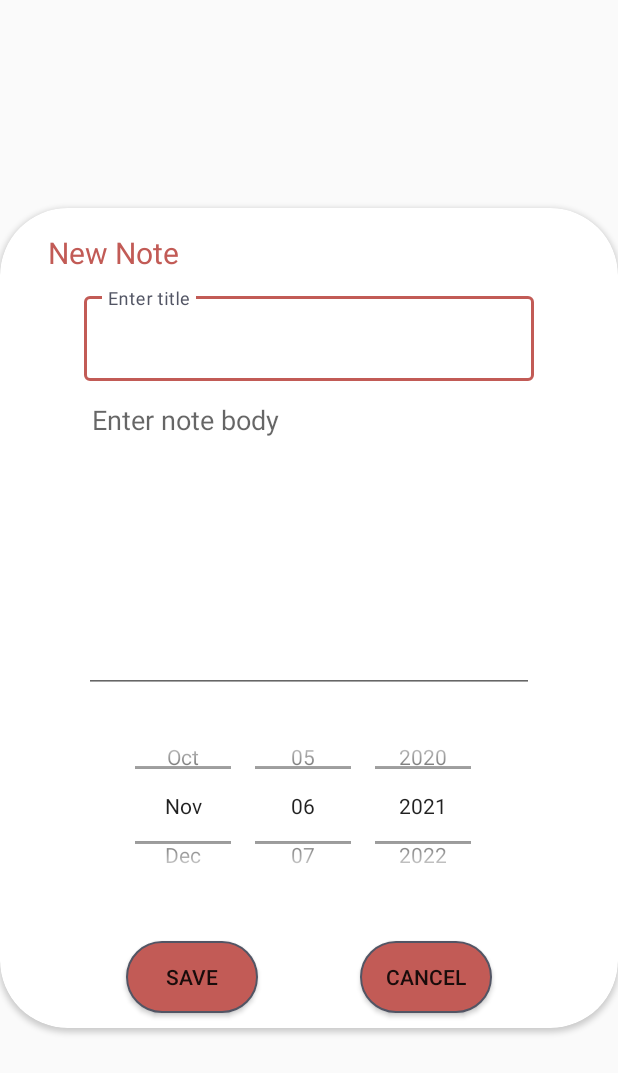
After one commit to LiorShor/MoveoAssignment, an Android app: the layout dialog_new_note.xml on its own in the app's theme, with its tools: preview values and no code run, on a phone screen of 412 x 824 dp. The commit adds this screen. Shown: the top 1073 px of the screen. Run offline under Robolectric (Android 15) with nearby library versions, the phone set to English and light mode, and no system bars.

Commit message:
Now able to save and read notes from the database into list.

```diff
--- a/app/src/main/AndroidManifest.xml
+++ b/app/src/main/AndroidManifest.xml
@@ -2,11 +2,6 @@
 <manifest xmlns:android="http://schemas.android.com/apk/res/android"
     package="com.example.moveoassignment">
 
-    <!--
-         The ACCESS_COARSE/FINE_LOCATION permissions are not required to use
-         Google Maps Android API v2, but you must specify either coarse or fine
-         location permissions for the "MyLocation" functionality.
-    -->
     <uses-permission android:name="android.permission.ACCESS_FINE_LOCATION" />
     <uses-permission android:name="android.permission.INTERNET" />
 
--- a/app/src/main/java/com/example/moveoassignment/repositories/UserRepository.java
+++ b/app/src/main/java/com/example/moveoassignment/repositories/UserRepository.java
@@ -57,10 +57,6 @@ public class UserRepository {
                                 .setDisplayName(fullName).build();
                         firebaseUser.updateProfile(profileUpdates);
                         loggedOutLiveData.postValue(false);
-/*                        String uid = firebaseUser.getUid();
-                        FirebaseDatabase database = FirebaseDatabase.getInstance();
-                        DatabaseReference databaseReference = database.getReference("users").child(uid);
-                        databaseReference.setValue(user);*/
                     } else {
                         Log.w(TAG, "createUserWithEmail:failure", task.getException());
                         registerErrorString.postValue(task.getException().getMessage());
--- a/app/src/main/res/drawable/ic_wave.xml
+++ b/app/src/main/res/drawable/ic_wave.xml
@@ -4,6 +4,6 @@
     android:viewportWidth="1440"
     android:viewportHeight="320">
   <path
-      android:pathData="M0,288L21.8,293.3C43.6,299 87,309 131,282.7C174.5,256 218,192 262,176C305.5,160 349,192 393,213.3C436.4,235 480,245 524,218.7C567.3,192 611,128 655,101.3C698.2,75 742,85 785,122.7C829.1,160 873,224 916,218.7C960,213 1004,139 1047,112C1090.9,85 1135,107 1178,101.3C1221.8,96 1265,64 1309,80C1352.7,96 1396,160 1418,192L1440,224L1440,0L1418.2,0C1396.4,0 1353,0 1309,0C1265.5,0 1222,0 1178,0C1134.5,0 1091,0 1047,0C1003.6,0 960,0 916,0C872.7,0 829,0 785,0C741.8,0 698,0 655,0C610.9,0 567,0 524,0C480,0 436,0 393,0C349.1,0 305,0 262,0C218.2,0 175,0 131,0C87.3,0 44,0 22,0L0,0Z"
+      android:pathData="M0,160L21.8,176C43.6,192 87,224 131,240C174.5,256 218,256 262,213.3C305.5,171 349,85 393,74.7C436.4,64 480,128 524,133.3C567.3,139 611,85 655,58.7C698.2,32 742,32 785,53.3C829.1,75 873,117 916,122.7C960,128 1004,96 1047,117.3C1090.9,139 1135,213 1178,256C1221.8,299 1265,309 1309,298.7C1352.7,288 1396,256 1418,240L1440,224L1440,0L1418.2,0C1396.4,0 1353,0 1309,0C1265.5,0 1222,0 1178,0C1134.5,0 1091,0 1047,0C1003.6,0 960,0 916,0C872.7,0 829,0 785,0C741.8,0 698,0 655,0C610.9,0 567,0 524,0C480,0 436,0 393,0C349.1,0 305,0 262,0C218.2,0 175,0 131,0C87.3,0 44,0 22,0L0,0Z"
       android:fillColor="#525564"/>
 </vector>
--- /dev/null
+++ b/app/src/main/res/layout/dialog_new_note.xml
@@ -0,0 +1,109 @@
+<?xml version="1.0" encoding="utf-8"?>
+
+<androidx.cardview.widget.CardView xmlns:android="http://schemas.android.com/apk/res/android"
+    xmlns:app="http://schemas.android.com/apk/res-auto"
+    android:layout_width="match_parent"
+    android:layout_height="wrap_content"
+    android:layout_gravity="center"
+    app:cardCornerRadius="45dp">
+
+    <androidx.constraintlayout.widget.ConstraintLayout
+        android:layout_width="match_parent"
+        android:layout_height="match_parent">
+
+        <TextView
+            android:id="@+id/dialogTitleTextView"
+            android:layout_width="wrap_content"
+            android:layout_height="wrap_content"
+            android:layout_marginStart="32dp"
+            android:layout_marginTop="16dp"
+            android:text="@string/new_note"
+            android:textColor="@color/colorAccent"
+            android:textSize="20sp"
+            app:layout_constraintEnd_toEndOf="parent"
+            app:layout_constraintHorizontal_bias="0.0"
+            app:layout_constraintStart_toStartOf="parent"
+            app:layout_constraintTop_toTopOf="parent" />
+
+        <com.google.android.material.textfield.TextInputLayout
+            android:id="@+id/titleTextInputLayout"
+            style="@style/Widget.MaterialComponents.TextInputLayout.OutlinedBox"
+            android:layout_width="300dp"
+            android:layout_height="wrap_content"
+            android:layout_marginStart="32dp"
+            android:layout_marginTop="10dp"
+            android:layout_marginEnd="32dp"
+            android:hint="@string/enter_title"
+            app:boxStrokeColor="@color/colorAccent"
+            app:layout_constraintEnd_toEndOf="parent"
+            app:layout_constraintStart_toStartOf="parent"
+            app:layout_constraintTop_toBottomOf="@+id/dialogTitleTextView">
+
+            <com.google.android.material.textfield.TextInputEditText
+                android:id="@+id/titleEditText"
+                android:layout_width="match_parent"
+                android:layout_height="match_parent"
+                android:inputType="text"
+                android:textColor="@color/colorAccent" />
+        </com.google.android.material.textfield.TextInputLayout>
+
+        <EditText
+            android:id="@+id/bodyTextView"
+            android:layout_width="300dp"
+            android:layout_height="200dp"
+            android:layout_marginStart="32dp"
+            android:layout_marginTop="8dp"
+            android:layout_marginEnd="32dp"
+            android:hint="@string/enter_note_body"
+            android:textColor="@color/colorAccent"
+            android:gravity="start"
+            android:padding="5dp"
+            android:scrollbars="vertical"
+            app:layout_constraintBottom_toTopOf="@+id/datePicker"
+            app:layout_constraintEnd_toEndOf="parent"
+            app:layout_constraintStart_toStartOf="parent"
+            app:layout_constraintTop_toBottomOf="@+id/titleTextInputLayout" />
+
+        <DatePicker
+            android:id="@+id/datePicker"
+            android:layout_width="0dp"
+            android:layout_height="150dp"
+            android:calendarViewShown="false"
+            android:datePickerMode="spinner"
+            android:padding="10dp"
+            app:layout_constraintBottom_toTopOf="@+id/cancelButton"
+            app:layout_constraintEnd_toEndOf="parent"
+            app:layout_constraintStart_toStartOf="parent"
+            app:layout_constraintTop_toBottomOf="@+id/bodyTextView" />
+
+        <Button
+            android:id="@+id/cancelButton"
+            android:layout_width="wrap_content"
+            android:layout_height="wrap_content"
+            android:layout_marginStart="8dp"
+            android:layout_marginTop="15dp"
+            android:layout_marginEnd="32dp"
+            android:layout_marginBottom="10dp"
+            android:background="@drawable/button_style"
+            android:text="@string/cancel"
+            app:layout_constraintBottom_toBottomOf="parent"
+            app:layout_constraintEnd_toEndOf="parent"
+            app:layout_constraintStart_toEndOf="@+id/saveButton"
+            app:layout_constraintTop_toBottomOf="@+id/datePicker" />
+
+        <Button
+            android:id="@+id/saveButton"
+            android:layout_width="wrap_content"
+            android:layout_height="wrap_content"
+            android:layout_marginStart="32dp"
+            android:layout_marginTop="15dp"
+            android:layout_marginEnd="8dp"
+            android:layout_marginBottom="10dp"
+            android:background="@drawable/button_style"
+            android:text="@string/save"
+            app:layout_constraintBottom_toBottomOf="parent"
+            app:layout_constraintEnd_toStartOf="@+id/cancelButton"
+            app:layout_constraintStart_toStartOf="parent"
+            app:layout_constraintTop_toBottomOf="@+id/datePicker" />
+    </androidx.constraintlayout.widget.ConstraintLayout>
+</androidx.cardview.widget.CardView>
--- a/app/src/main/res/layout/note_row.xml
+++ b/app/src/main/res/layout/note_row.xml
@@ -5,6 +5,9 @@
     android:layout_height="wrap_content"
     app:cardCornerRadius="15dp"
     android:backgroundTint="@color/colorPrimary"
+    android:layout_marginStart="10dp"
+    android:layout_marginEnd="10dp"
+    android:layout_marginTop="5dp"
     >
 
     <androidx.constraintlayout.widget.ConstraintLayout
@@ -18,8 +21,8 @@
             android:layout_marginTop="5dp"
             android:layout_marginBottom="5dp"
             android:gravity="center"
+            android:textSize="20sp"
             android:textColor="@color/white"
-            android:textSize="20sp"
             app:layout_constraintBottom_toTopOf="@+id/noteDateCreationTextView"
             app:layout_constraintEnd_toEndOf="parent"
             app:layout_constraintStart_toStartOf="parent"
--- a/app/src/main/res/values/strings.xml
+++ b/app/src/main/res/values/strings.xml
@@ -23,4 +23,9 @@
     <string name="map">Map</string>
     <string name="list">List</string>
     <string name="unknown_email">The email you entered isn’t connected to an account</string>
+    <string name="new_note">New Note</string>
+    <string name="enter_title">Enter title</string>
+    <string name="enter_note_body">Enter note body</string>
+    <string name="cancel">Cancel</string>
+    <string name="save">Save</string>
 </resources>
```
Also changed, not shown: app/build.gradle (+5 -4 lines), app/src/main/java/com/example/moveoassignment/model/Note.java (+11 -1 lines), app/src/main/java/com/example/moveoassignment/repositories/NotesRepository.java (+79 -0 lines), app/src/main/java/com/example/moveoassignment/view/activities/NotesActivity.java (+19 -1 lines), app/src/main/java/com/example/moveoassignment/view/adapters/NotesAdapter.java (+10 -4 lines), app/src/main/java/com/example/moveoassignment/view/dialogs/NewNote.java (deleted, +0 -7 lines), app/src/main/java/com/example/moveoassignment/view/dialogs/NewNoteDialog.java (added, +69 -0 lines), app/src/main/java/com/example/moveoassignment/view/fragments/notes/NotesFragment.java (+20 -1 lines), app/src/main/java/com/example/moveoassignment/viewmodel/NotesViewModel.java (added, +38 -0 lines), app/src/main/res/layout/activity_notes.xml (+8 -7 lines), 1 other file.
